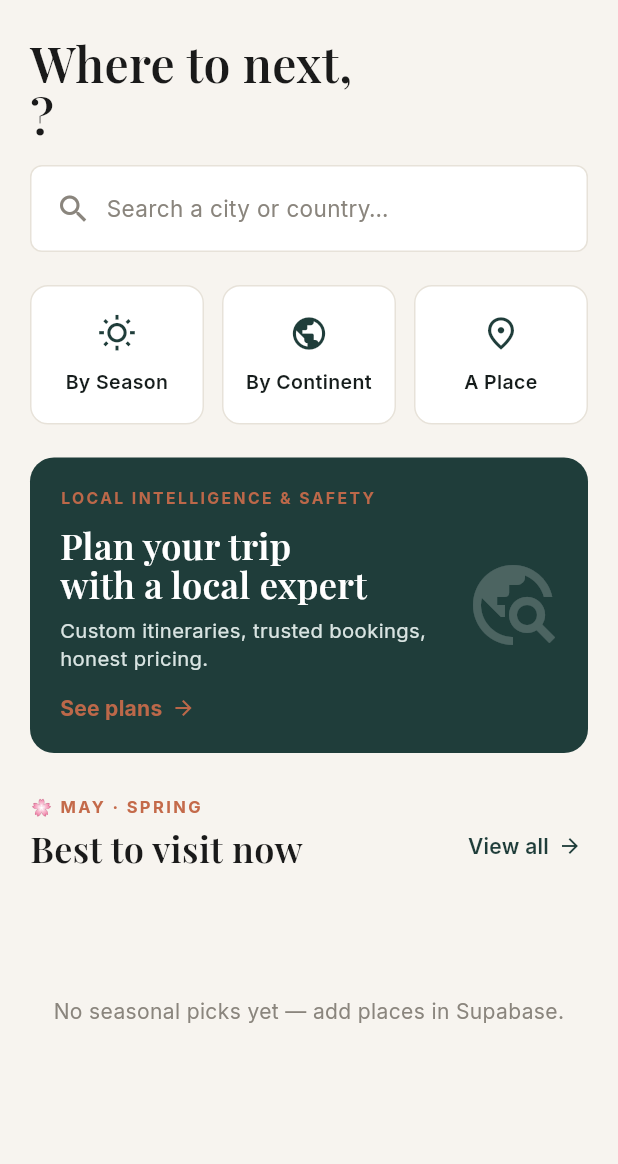
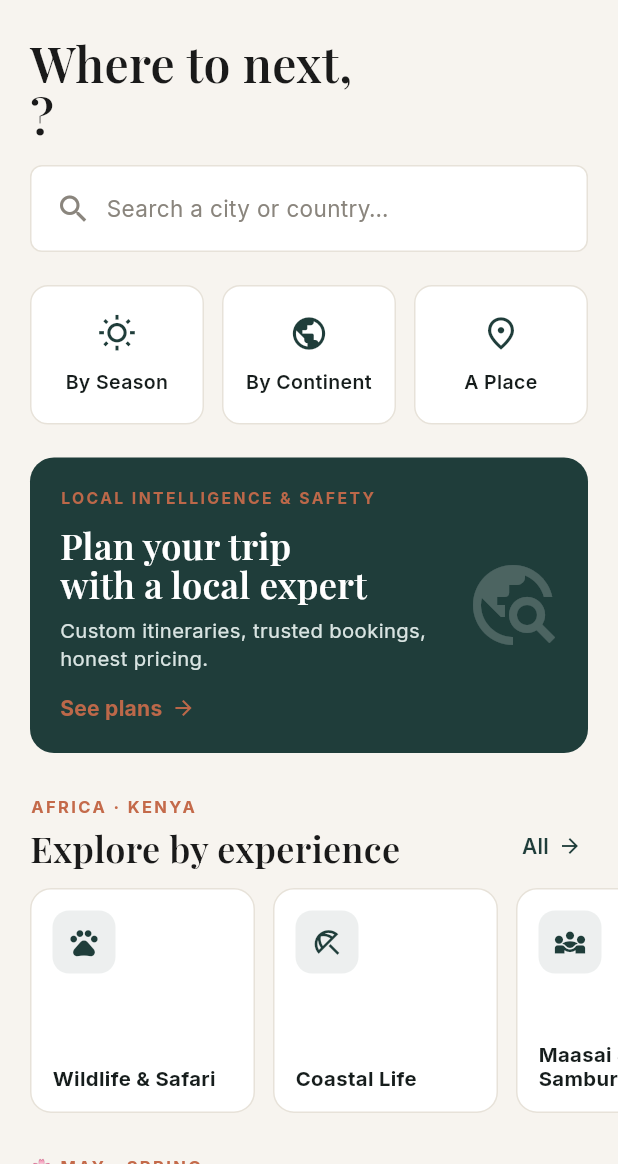
Before and after one commit to kipngenokev/AllTours-Travel, a Flutter app: the HomeScreen screen opened directly, on a phone screen of 412 x 824 dp, the part 72-1236 px from its top. Run offline on Flutter 3.47's test engine with Material 3 defaults, Android fonts, the phone set to English and light mode, and no system bars; our stand-ins replace cached_network_image, google_fonts, supabase_flutter, video_player; accounts and stored records are empty.

Commit message:
added new feature for experiences in Kenya

```diff
--- /dev/null
+++ b/lib/models/attraction_category.dart
@@ -0,0 +1,63 @@
+import 'package:flutter/material.dart';
+
+/// An "experience" lens on Kenya's attractions. The [id] matches the values
+/// stored in `places.categories`, so tapping a category filters the catalogue.
+/// Categories are curated content, so they live in code, not the DB.
+class AttractionCategory {
+  final String id;
+  final String label;
+  final String blurb;
+  final IconData icon;
+
+  const AttractionCategory({
+    required this.id,
+    required this.label,
+    required this.blurb,
+    required this.icon,
+  });
+
+  static const List<AttractionCategory> all = [
+    AttractionCategory(
+      id: 'wildlife',
+      label: 'Wildlife & Safari',
+      blurb: 'The Mara migration, Big Five parks and conservancies.',
+      icon: Icons.pets_outlined,
+    ),
+    AttractionCategory(
+      id: 'coast',
+      label: 'Coastal Life',
+      blurb: 'White-sand beaches, reefs and the Swahili coast.',
+      icon: Icons.beach_access_outlined,
+    ),
+    AttractionCategory(
+      id: 'culture',
+      label: 'Maasai & Samburu Culture',
+      blurb: 'Living traditions, villages and heritage towns.',
+      icon: Icons.diversity_3_outlined,
+    ),
+    AttractionCategory(
+      id: 'nganya',
+      label: 'Nganya / Matatu Culture',
+      blurb: "Nairobi's loud, art-covered matatu scene.",
+      icon: Icons.directions_bus_filled_outlined,
+    ),
+    AttractionCategory(
+      id: 'hot-springs',
+      label: 'Hot Springs & Geothermal',
+      blurb: 'Steaming geysers, spas and Rift Valley geothermal.',
+      icon: Icons.hot_tub_outlined,
+    ),
+    AttractionCategory(
+      id: 'lakes-rivers',
+      label: 'Lakes & Rivers',
+      blurb: 'Flamingo lakes, the Jade Sea and great rivers.',
+      icon: Icons.water_outlined,
+    ),
+    AttractionCategory(
+      id: 'mountains',
+      label: 'Mountains & Landscapes',
+      blurb: 'Mount Kenya, craters, gorges and waterfalls.',
+      icon: Icons.terrain_outlined,
+    ),
+  ];
+}
--- a/lib/models/place.dart
+++ b/lib/models/place.dart
@@ -38,6 +38,7 @@ class Place {
   final double? latitude;
   final double? longitude;
   final List<String> tags;
+  final List<String> categories;
   final double rating;
   final List<PlaceMedia> media;
 
@@ -56,6 +57,7 @@ class Place {
     this.latitude,
     this.longitude,
     this.tags = const [],
+    this.categories = const [],
     this.rating = 4.5,
     this.media = const [],
   });
@@ -82,6 +84,7 @@ class Place {
       latitude: (m['latitude'] as num?)?.toDouble(),
       longitude: (m['longitude'] as num?)?.toDouble(),
       tags: strs(m['tags']),
+      categories: strs(m['categories']),
       rating: (m['rating'] as num?)?.toDouble() ?? 4.5,
       media: (m['place_media'] as List?)
               ?.map((e) => PlaceMedia.fromMap(e as Map<String, dynamic>))
--- a/lib/screens/home_screen.dart
+++ b/lib/screens/home_screen.dart
@@ -1,6 +1,7 @@
 import 'package:flutter/material.dart';
 import 'package:provider/provider.dart';
 
+import '../models/attraction_category.dart';
 import '../models/place.dart';
 import '../services/auth_service.dart';
 import '../services/place_service.dart';
@@ -11,6 +12,7 @@ import '../widgets/ui.dart';
 import 'admin_inbox_screen.dart';
 import 'consultancy_screen.dart';
 import 'continent_screen.dart';
+import 'explore_kenya_screen.dart';
 import 'my_requests_screen.dart';
 import 'place_detail_screen.dart';
 import 'places_list_screen.dart';
@@ -79,6 +81,29 @@ class _HomeScreenState extends State<HomeScreen> {
                     ),
                   ],
                 ),
+              ),
+              const SizedBox(height: 28),
+              // ---- Explore Kenya by experience ----
+              Padding(
+                padding: const EdgeInsets.symmetric(horizontal: 20),
+                child: SectionHeader(
+                  eyebrow: 'Africa · Kenya',
+                  title: 'Explore by experience',
+                  trailing: ArrowLink(
+                    label: 'All',
+                    onTap: () =>
+                        _open(ExploreKenyaScreen(service: _service)),
+                  ),
+                ),
+              ),
+              const SizedBox(height: 14),
+              _KenyaCategoryRow(
+                onSelect: (cat) => _open(PlacesListScreen(
+                  title: cat.label,
+                  eyebrow: 'Kenya',
+                  future:
+                      _service.placesByCategory(cat.id, country: 'Kenya'),
+                )),
               ),
               const SizedBox(height: 28),
               // ---- Seasonal hero + "in season now" carousel ----
@@ -325,6 +350,64 @@ class _SeasonalCarousel extends StatelessWidget {
   }
 }
 
+/// Horizontal row of Kenya experience-category buttons.
+class _KenyaCategoryRow extends StatelessWidget {
+  final ValueChanged<AttractionCategory> onSelect;
+  const _KenyaCategoryRow({required this.onSelect});
+
+  @override
+  Widget build(BuildContext context) {
+    final cats = AttractionCategory.all;
+    return SizedBox(
+      height: 150,
+      child: ListView.separated(
+        scrollDirection: Axis.horizontal,
+        padding: const EdgeInsets.symmetric(horizontal: 20),
+        itemCount: cats.length,
+        separatorBuilder: (_, _) => const SizedBox(width: 12),
+        itemBuilder: (_, i) {
+          final cat = cats[i];
+          return InkWell(
+            onTap: () => onSelect(cat),
+            borderRadius: BorderRadius.circular(14),
+            child: Container(
+              width: 150,
+              padding: const EdgeInsets.all(14),
+              decoration: BoxDecoration(
+                color: Colors.white,
+                borderRadius: BorderRadius.circular(14),
+                border: Border.all(color: AppColors.line),
+              ),
+              child: Column(
+                crossAxisAlignment: CrossAxisAlignment.start,
+                children: [
+                  Container(
+                    width: 42,
+                    height: 42,
+                    decoration: BoxDecoration(
+                      color: AppColors.primary.withValues(alpha: 0.08),
+                      borderRadius: BorderRadius.circular(11),
+                    ),
+                    child: Icon(cat.icon, color: AppColors.primary, size: 22),
+                  ),
+                  const Spacer(),
+                  Text(cat.label,
+                      maxLines: 2,
+                      overflow: TextOverflow.ellipsis,
+                      style: const TextStyle(
+                          fontWeight: FontWeight.w700,
+                          fontSize: 13.5,
+                          height: 1.2)),
+                ],
+              ),
+            ),
+          );
+        },
+      ),
+    );
+  }
+}
+
 class _ContinentChips extends StatelessWidget {
   final ValueChanged<String> onSelect;
   const _ContinentChips({required this.onSelect});
```
Also changed, not shown: lib/screens/explore_kenya_screen.dart (added, +110 -0 lines), lib/services/place_service.dart (+11 -0 lines), 2 other files.
